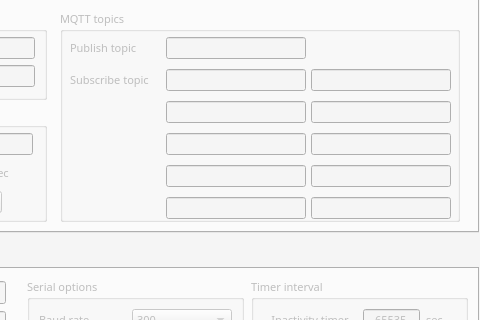
This is gui/wizconfig_gui.ui in Wiznet/WIZnet-S2E-Tool-GUI as Qt 5 draws it before an edit; both pictures show x 458 to 938 and y 119 to 439 of the 938 by 781 pixel window. The edited form follows.
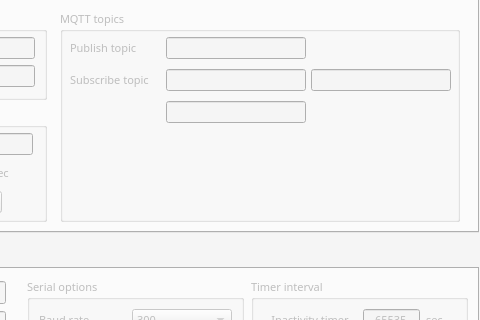
This is the edited form. The open tabs and pages were chosen to show the change. Icons and pictures are not drawn.

Patch:
```diff
--- a/gui/wizconfig_gui.ui
+++ b/gui/wizconfig_gui.ui
@@ -7758,307 +7758,6 @@
                   <set>Qt::AlignCenter</set>
                  </property>
                 </widget>
-                <widget class="QLineEdit" name="lineedit_mqtt_subtopic_3">
-                 <property name="geometry">
-                  <rect>
-                   <x>251</x>
-                   <y>91</y>
-                   <width>140</width>
-                   <height>22</height>
-                  </rect>
-                 </property>
-                 <property name="minimumSize">
-                  <size>
-                   <width>140</width>
-                   <height>22</height>
-                  </size>
-                 </property>
-                 <property name="maximumSize">
-                  <size>
-                   <width>160</width>
-                   <height>22</height>
-                  </size>
-                 </property>
-                 <property name="font">
-                  <font>
-                   <family>맑은 고딕</family>
-                   <pointsize>8</pointsize>
-                  </font>
-                 </property>
-                 <property name="toolTip">
-                  <string/>
-                 </property>
-                 <property name="text">
-                  <string/>
-                 </property>
-                 <property name="maxLength">
-                  <number>128</number>
-                 </property>
-                 <property name="frame">
-                  <bool>true</bool>
-                 </property>
-                 <property name="alignment">
-                  <set>Qt::AlignCenter</set>
-                 </property>
-                </widget>
-                <widget class="QLineEdit" name="lineedit_mqtt_subtopic_4">
-                 <property name="geometry">
-                  <rect>
-                   <x>106</x>
-                   <y>123</y>
-                   <width>140</width>
-                   <height>22</height>
-                  </rect>
-                 </property>
-                 <property name="minimumSize">
-                  <size>
-                   <width>140</width>
-                   <height>22</height>
-                  </size>
-                 </property>
-                 <property name="maximumSize">
-                  <size>
-                   <width>160</width>
-                   <height>22</height>
-                  </size>
-                 </property>
-                 <property name="font">
-                  <font>
-                   <family>맑은 고딕</family>
-                   <pointsize>8</pointsize>
-                  </font>
-                 </property>
-                 <property name="toolTip">
-                  <string/>
-                 </property>
-                 <property name="text">
-                  <string/>
-                 </property>
-                 <property name="maxLength">
-                  <number>128</number>
-                 </property>
-                 <property name="frame">
-                  <bool>true</bool>
-                 </property>
-                 <property name="alignment">
-                  <set>Qt::AlignCenter</set>
-                 </property>
-                </widget>
-                <widget class="QLineEdit" name="lineedit_mqtt_subtopic_5">
-                 <property name="geometry">
-                  <rect>
-                   <x>251</x>
-                   <y>123</y>
-                   <width>140</width>
-                   <height>22</height>
-                  </rect>
-                 </property>
-                 <property name="minimumSize">
-                  <size>
-                   <width>140</width>
-                   <height>22</height>
-                  </size>
-                 </property>
-                 <property name="maximumSize">
-                  <size>
-                   <width>160</width>
-                   <height>22</height>
-                  </size>
-                 </property>
-                 <property name="font">
-                  <font>
-                   <family>맑은 고딕</family>
-                   <pointsize>8</pointsize>
-                  </font>
-                 </property>
-                 <property name="toolTip">
-                  <string/>
-                 </property>
-                 <property name="text">
-                  <string/>
-                 </property>
-                 <property name="maxLength">
-                  <number>128</number>
-                 </property>
-                 <property name="frame">
-                  <bool>true</bool>
-                 </property>
-                 <property name="alignment">
-                  <set>Qt::AlignCenter</set>
-                 </property>
-                </widget>
-                <widget class="QLineEdit" name="lineedit_mqtt_subtopic_6">
-                 <property name="geometry">
-                  <rect>
-                   <x>106</x>
-                   <y>155</y>
-                   <width>140</width>
-                   <height>22</height>
-                  </rect>
-                 </property>
-                 <property name="minimumSize">
-                  <size>
-                   <width>140</width>
-                   <height>22</height>
-                  </size>
-                 </property>
-                 <property name="maximumSize">
-                  <size>
-                   <width>160</width>
-                   <height>22</height>
-                  </size>
-                 </property>
-                 <property name="font">
-                  <font>
-                   <family>맑은 고딕</family>
-                   <pointsize>8</pointsize>
-                  </font>
-                 </property>
-                 <property name="toolTip">
-                  <string/>
-                 </property>
-                 <property name="text">
-                  <string/>
-                 </property>
-                 <property name="maxLength">
-                  <number>128</number>
-                 </property>
-                 <property name="frame">
-                  <bool>true</bool>
-                 </property>
-                 <property name="alignment">
-                  <set>Qt::AlignCenter</set>
-                 </property>
-                </widget>
-                <widget class="QLineEdit" name="lineedit_mqtt_subtopic_7">
-                 <property name="geometry">
-                  <rect>
-                   <x>251</x>
-                   <y>155</y>
-                   <width>140</width>
-                   <height>22</height>
-                  </rect>
-                 </property>
-                 <property name="minimumSize">
-                  <size>
-                   <width>140</width>
-                   <height>22</height>
-                  </size>
-                 </property>
-                 <property name="maximumSize">
-                  <size>
-                   <width>160</width>
-                   <height>22</height>
-                  </size>
-                 </property>
-                 <property name="font">
-                  <font>
-                   <family>맑은 고딕</family>
-                   <pointsize>8</pointsize>
-                  </font>
-                 </property>
-                 <property name="toolTip">
-                  <string/>
-                 </property>
-                 <property name="text">
-                  <string/>
-                 </property>
-                 <property name="maxLength">
-                  <number>128</number>
-                 </property>
-                 <property name="frame">
-                  <bool>true</bool>
-                 </property>
-                 <property name="alignment">
-                  <set>Qt::AlignCenter</set>
-                 </property>
-                </widget>
-                <widget class="QLineEdit" name="lineedit_mqtt_subtopic_8">
-                 <property name="geometry">
-                  <rect>
-                   <x>106</x>
-                   <y>187</y>
-                   <width>140</width>
-                   <height>22</height>
-                  </rect>
-                 </property>
-                 <property name="minimumSize">
-                  <size>
-                   <width>140</width>
-                   <height>22</height>
-                  </size>
-                 </property>
-                 <property name="maximumSize">
-                  <size>
-                   <width>160</width>
-                   <height>22</height>
-                  </size>
-                 </property>
-                 <property name="font">
-                  <font>
-                   <family>맑은 고딕</family>
-                   <pointsize>8</pointsize>
-                  </font>
-                 </property>
-                 <property name="toolTip">
-                  <string/>
-                 </property>
-                 <property name="text">
-                  <string/>
-                 </property>
-                 <property name="maxLength">
-                  <number>128</number>
-                 </property>
-                 <property name="frame">
-                  <bool>true</bool>
-                 </property>
-                 <property name="alignment">
-                  <set>Qt::AlignCenter</set>
-                 </property>
-                </widget>
-                <widget class="QLineEdit" name="lineedit_mqtt_subtopic_9">
-                 <property name="geometry">
-                  <rect>
-                   <x>251</x>
-                   <y>187</y>
-                   <width>140</width>
-                   <height>22</height>
-                  </rect>
-                 </property>
-                 <property name="minimumSize">
-                  <size>
-                   <width>140</width>
-                   <height>22</height>
-                  </size>
-                 </property>
-                 <property name="maximumSize">
-                  <size>
-                   <width>160</width>
-                   <height>22</height>
-                  </size>
-                 </property>
-                 <property name="font">
-                  <font>
-                   <family>맑은 고딕</family>
-                   <pointsize>8</pointsize>
-                  </font>
-                 </property>
-                 <property name="toolTip">
-                  <string/>
-                 </property>
-                 <property name="text">
-                  <string/>
-                 </property>
-                 <property name="maxLength">
-                  <number>128</number>
-                 </property>
-                 <property name="frame">
-                  <bool>true</bool>
-                 </property>
-                 <property name="alignment">
-                  <set>Qt::AlignCenter</set>
-                 </property>
-                </widget>
                </widget>
               </item>
               <item row="1" column="0">
```
Left out of the diff: 12 changed lines with no effect on the pictures.
